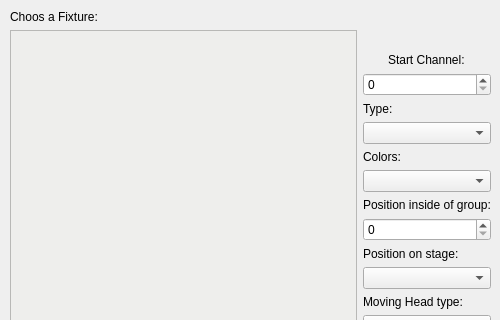
Lenium37/SigLight, file src/ui/fixturechoosingdialog.ui: the form before one commit; both pictures show x 0 to 500 and y 0 to 320 of the 500 by 500 pixel window.
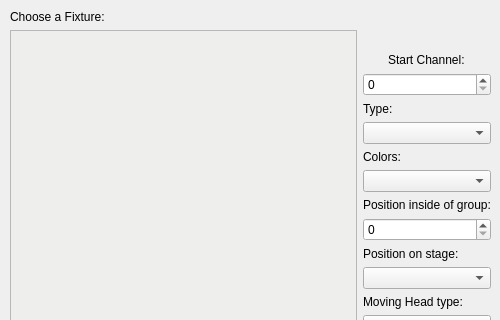
The form after the commit.

Commit message: added functionality to change the fixture setup for each newly added song

Diff of the .ui file:
```diff
--- a/src/ui/fixturechoosingdialog.ui
+++ b/src/ui/fixturechoosingdialog.ui
@@ -26,7 +26,7 @@
     <item row="0" column="0">
      <widget class="QLabel" name="fixture_choosing_label">
       <property name="text">
-       <string>Choos a Fixture:</string>
+       <string>Choose a Fixture:</string>
       </property>
      </widget>
     </item>
```
The commit also changes 7 other files.
